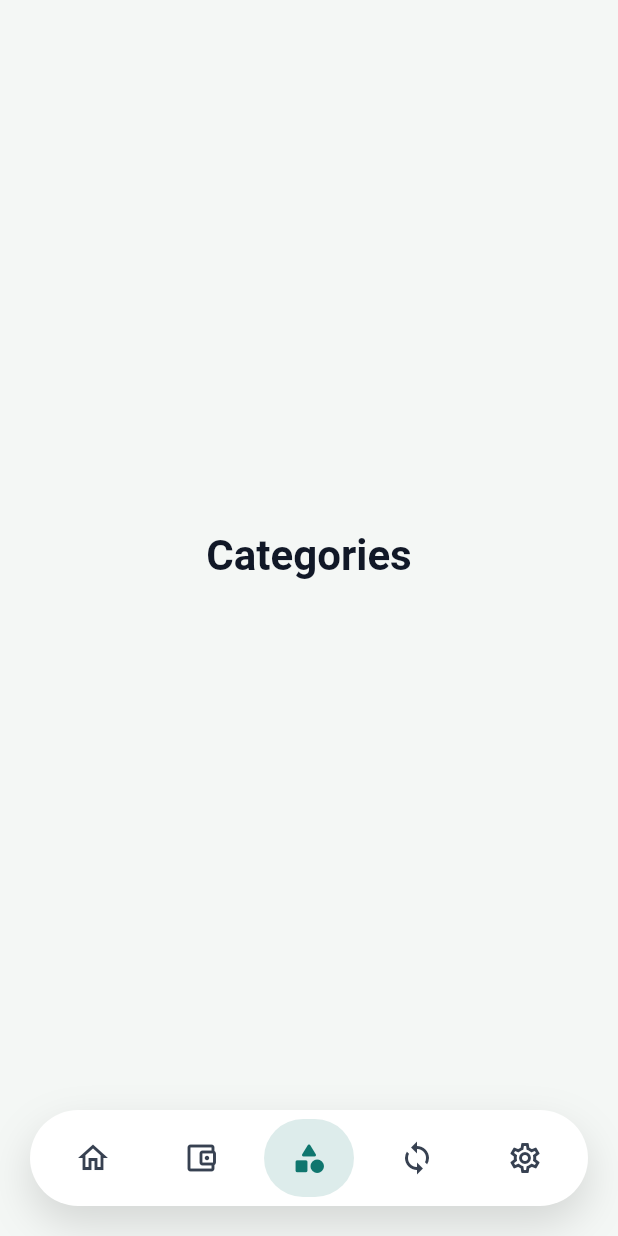
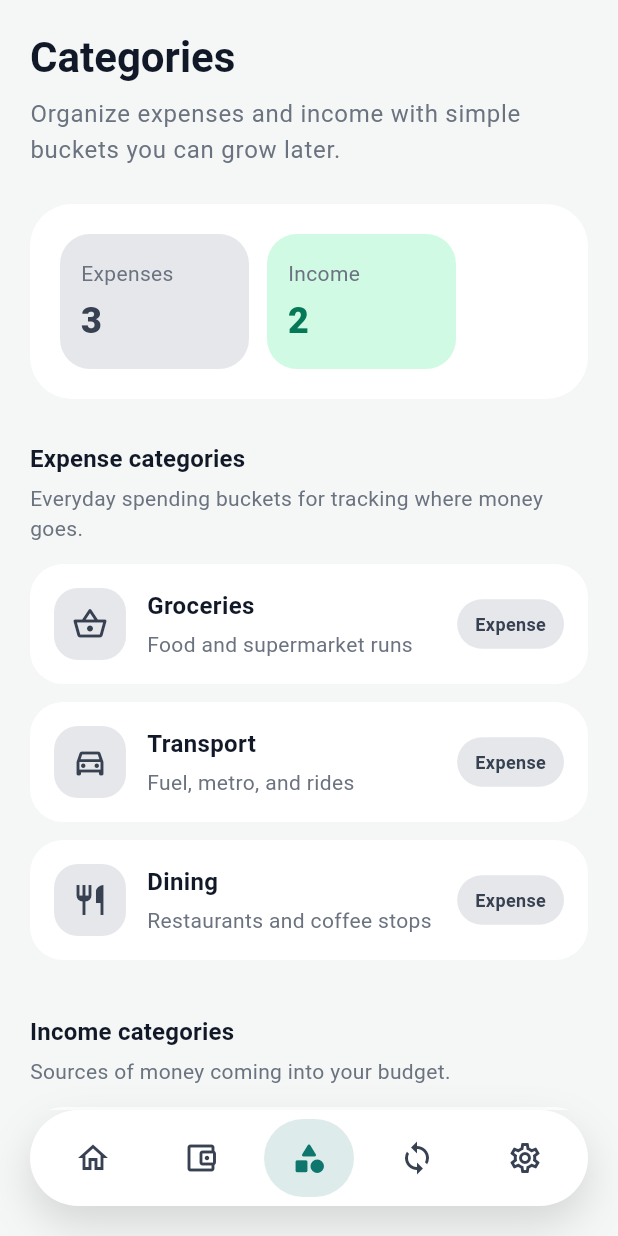
Before and after one commit to joaobartolot/expense_tracker, a Flutter app: the screen it shows after launch, item 3 of the bottom bar chosen, on a phone screen of 412 x 824 dp. Run offline on Flutter 3.47's test engine with Material 3 defaults, Android fonts, the phone set to English and light mode, and no system bars.

Commit message:
feat: add category management with in-memory repository and UI components

```diff
--- a/lib/app/app.dart
+++ b/lib/app/app.dart
@@ -1,3 +1,4 @@
+import 'package:expense_tracker/features/categories/data/in_memory_category_repository.dart';
 import 'package:expense_tracker/core/theme/app_theme.dart';
 import 'package:expense_tracker/features/home/data/in_memory_transaction_repository.dart';
 import 'package:expense_tracker/features/navigation/presentation/pages/app_shell.dart';
@@ -12,7 +13,10 @@ class ExpenseTrackerApp extends StatelessWidget {
       title: 'Expense Tracker',
       debugShowCheckedModeBanner: false,
       theme: AppTheme.light(),
-      home: AppShell(repository: InMemoryTransactionRepository()),
+      home: AppShell(
+        repository: InMemoryTransactionRepository(),
+        categoryRepository: InMemoryCategoryRepository(),
+      ),
     );
   }
 }
--- /dev/null
+++ b/lib/features/categories/data/category_repository.dart
@@ -0,0 +1,6 @@
+import 'package:expense_tracker/features/categories/domain/models/category_item.dart';
+
+abstract class CategoryRepository {
+  Future<List<CategoryItem>> getCategories();
+  Future<void> addCategory(CategoryItem category);
+}
--- /dev/null
+++ b/lib/features/categories/data/in_memory_category_repository.dart
@@ -0,0 +1,90 @@
+import 'package:expense_tracker/features/categories/data/category_repository.dart';
+import 'package:expense_tracker/features/categories/domain/models/category_item.dart';
+import 'package:flutter/material.dart';
+
+class InMemoryCategoryRepository implements CategoryRepository {
+  InMemoryCategoryRepository({List<CategoryItem>? initialCategories})
+    : _categories = initialCategories ?? _buildInitialCategories();
+
+  final List<CategoryItem> _categories;
+  int _nextMockIndex = 0;
+
+  @override
+  Future<List<CategoryItem>> getCategories() async {
+    return List.unmodifiable(_categories);
+  }
+
+  @override
+  Future<void> addCategory(CategoryItem category) async {
+    _categories.insert(0, category);
+  }
+
+  CategoryItem buildMockCategory() {
+    final mockCategory =
+        _mockCategories[_nextMockIndex % _mockCategories.length];
+    _nextMockIndex++;
+    return mockCategory;
+  }
+
+  static List<CategoryItem> _buildInitialCategories() {
+    return const [
+      CategoryItem(
+        name: 'Groceries',
+        description: 'Food and supermarket runs',
+        type: CategoryType.expense,
+        icon: Icons.shopping_basket_outlined,
+      ),
+      CategoryItem(
+        name: 'Transport',
+        description: 'Fuel, metro, and rides',
+        type: CategoryType.expense,
+        icon: Icons.directions_car_outlined,
+      ),
+      CategoryItem(
+        name: 'Dining',
+        description: 'Restaurants and coffee stops',
+        type: CategoryType.expense,
+        icon: Icons.restaurant_outlined,
+      ),
+      CategoryItem(
+        name: 'Salary',
+        description: 'Primary monthly pay',
+        type: CategoryType.income,
+        icon: Icons.payments_outlined,
+      ),
+      CategoryItem(
+        name: 'Freelance',
+        description: 'Side work and consulting',
+        type: CategoryType.income,
+        icon: Icons.laptop_mac_outlined,
+      ),
+    ];
+  }
+
+  static const List<CategoryItem> _mockCategories = [
+    CategoryItem(
+      name: 'Utilities',
+      description: 'Electricity, water, and internet',
+      type: CategoryType.expense,
+      icon: Icons.flash_on_outlined,
+    ),
+    CategoryItem(
+      name: 'Health',
+      description: 'Pharmacy and medical expenses',
+      type: CategoryType.expense,
+      icon: Icons.favorite_border,
+    ),
+    CategoryItem(
+      name: 'Bonus',
+      description: 'Performance and yearly bonuses',
+      type: CategoryType.income,
+      icon: Icons.workspace_premium_outlined,
+    ),
+    CategoryItem(
+      name: 'Investments',
+      description: 'Dividends and passive income',
+      type: CategoryType.income,
+      icon: Icons.trending_up_outlined,
+    ),
+  ];
+}
--- /dev/null
+++ b/lib/features/categories/domain/models/category_item.dart
@@ -0,0 +1,17 @@
+import 'package:flutter/material.dart';
+
+enum CategoryType { expense, income }
+
+class CategoryItem {
+  const CategoryItem({
+    required this.name,
+    required this.description,
+    required this.type,
+    required this.icon,
+  });
+
+  final String name;
+  final String description;
+  final CategoryType type;
+  final IconData icon;
+}
--- /dev/null
+++ b/lib/features/categories/presentation/pages/categories_page.dart
@@ -0,0 +1,186 @@
+import 'package:expense_tracker/core/theme/app_colors.dart';
+import 'package:expense_tracker/features/categories/data/category_repository.dart';
+import 'package:expense_tracker/features/categories/data/in_memory_category_repository.dart';
+import 'package:expense_tracker/features/categories/domain/models/category_item.dart';
+import 'package:expense_tracker/features/categories/presentation/widgets/category_section.dart';
+import 'package:flutter/material.dart';
+
+class CategoriesPage extends StatefulWidget {
+  const CategoriesPage({super.key, required this.repository});
+
+  final CategoryRepository repository;
+
+  @override
+  State<CategoriesPage> createState() => _CategoriesPageState();
+}
+
+class _CategoriesPageState extends State<CategoriesPage> {
+  List<CategoryItem> _categories = const [];
+
+  @override
+  void initState() {
+    super.initState();
+    _loadCategories();
+  }
+
+  Future<void> _loadCategories() async {
+    final categories = await widget.repository.getCategories();
+
+    if (!mounted) {
+      return;
+    }
+
+    setState(() {
+      _categories = categories;
+    });
+  }
+
+  Future<void> _addCategory() async {
+    final repository = widget.repository;
+    final category = switch (repository) {
+      InMemoryCategoryRepository repo => repo.buildMockCategory(),
+      _ => const CategoryItem(
+        name: 'New category',
+        description: 'Mock category',
+        type: CategoryType.expense,
+        icon: Icons.sell_outlined,
+      ),
+    };
+
+    await widget.repository.addCategory(category);
+    await _loadCategories();
+  }
+
+  @override
+  Widget build(BuildContext context) {
+    final theme = Theme.of(context);
+    final expenseCategories = _categories
+        .where((category) => category.type == CategoryType.expense)
+        .toList();
+    final incomeCategories = _categories
+        .where((category) => category.type == CategoryType.income)
+        .toList();
+
+    return SafeArea(
+      child: ListView(
+        padding: const EdgeInsets.fromLTRB(20, 20, 20, 32),
+        children: [
+          Text(
+            'Categories',
+            style: theme.textTheme.headlineMedium?.copyWith(
+              fontWeight: FontWeight.w700,
+              color: AppColors.textPrimary,
+            ),
+          ),
+          const SizedBox(height: 8),
+          Text(
+            'Organize expenses and income with simple buckets you can grow later.',
+            style: theme.textTheme.bodyLarge?.copyWith(
+              color: AppColors.textSecondary,
+            ),
+          ),
+          const SizedBox(height: 24),
+          Container(
+            padding: const EdgeInsets.all(20),
+            decoration: BoxDecoration(
+              color: AppColors.surface,
+              borderRadius: BorderRadius.circular(28),
+            ),
+            child: Row(
+              children: [
+                Expanded(
+                  child: _CategoryStat(
+                    label: 'Expenses',
+                    value: expenseCategories.length.toString(),
+                    accentColor: AppColors.iconMuted,
+                    backgroundColor: AppColors.expenseSurface,
+                  ),
+                ),
+                const SizedBox(width: 12),
+                Expanded(
+                  child: _CategoryStat(
+                    label: 'Income',
+                    value: incomeCategories.length.toString(),
+                    accentColor: AppColors.income,
+                    backgroundColor: AppColors.incomeSurface,
+                  ),
+                ),
+                const SizedBox(width: 12),
+                InkWell(
+                  onTap: _addCategory,
+                  borderRadius: BorderRadius.circular(20),
+                  child: Ink(
+                    padding: const EdgeInsets.all(16),
+                    decoration: BoxDecoration(
+                      color: AppColors.brand,
+                      borderRadius: BorderRadius.circular(20),
+                    ),
+                    child: const Icon(Icons.add, color: AppColors.white),
+                  ),
+                ),
+              ],
+            ),
+          ),
+          const SizedBox(height: 28),
+          CategorySection(
+            title: 'Expense categories',
+            subtitle:
+                'Everyday spending buckets for tracking where money goes.',
+            categories: expenseCategories,
+          ),
+          CategorySection(
+            title: 'Income categories',
+            subtitle: 'Sources of money coming into your budget.',
+            categories: incomeCategories,
+          ),
+        ],
+      ),
+    );
+  }
+}
+
+class _CategoryStat extends StatelessWidget {
+  const _CategoryStat({
+    required this.label,
+    required this.value,
+    required this.accentColor,
+    required this.backgroundColor,
+  });
+
+  final String label;
+  final String value;
+  final Color accentColor;
+  final Color backgroundColor;
+
+  @override
+  Widget build(BuildContext context) {
+    final theme = Theme.of(context);
+
+    return Container(
+      padding: const EdgeInsets.symmetric(horizontal: 14, vertical: 16),
+      decoration: BoxDecoration(
+        color: backgroundColor,
+        borderRadius: BorderRadius.circular(20),
+      ),
+      child: Column(
+        crossAxisAlignment: CrossAxisAlignment.start,
+        children: [
+          Text(
+            label,
+            style: theme.textTheme.bodyMedium?.copyWith(
+              color: AppColors.textSecondary,
+            ),
+          ),
+          const SizedBox(height: 6),
+          Text(
+            value,
+            style: theme.textTheme.headlineSmall?.copyWith(
+              fontWeight: FontWeight.w800,
+              color: accentColor,
+            ),
+          ),
+        ],
+      ),
+    );
+  }
+}
--- /dev/null
+++ b/lib/features/categories/presentation/widgets/category_section.dart
@@ -0,0 +1,52 @@
+import 'package:expense_tracker/core/theme/app_colors.dart';
+import 'package:expense_tracker/features/categories/domain/models/category_item.dart';
+import 'package:expense_tracker/features/categories/presentation/widgets/category_tile.dart';
+import 'package:flutter/material.dart';
+
+class CategorySection extends StatelessWidget {
+  const CategorySection({
+    super.key,
+    required this.title,
+    required this.subtitle,
+    required this.categories,
+  });
+
+  final String title;
+  final String subtitle;
+  final List<CategoryItem> categories;
+
+  @override
+  Widget build(BuildContext context) {
+    final theme = Theme.of(context);
+
+    return Padding(
+      padding: const EdgeInsets.only(bottom: 24),
+      child: Column(
+        crossAxisAlignment: CrossAxisAlignment.start,
+        children: [
+          Text(
+            title,
+            style: theme.textTheme.titleMedium?.copyWith(
+              fontWeight: FontWeight.w700,
+              color: AppColors.textPrimary,
+            ),
+          ),
+          const SizedBox(height: 4),
+          Text(
+            subtitle,
+            style: theme.textTheme.bodyMedium?.copyWith(
+              color: AppColors.textSecondary,
+            ),
+          ),
+          const SizedBox(height: 14),
+          ...categories.map(
+            (category) => Padding(
+              padding: const EdgeInsets.only(bottom: 12),
+              child: CategoryTile(category: category),
+            ),
+          ),
+        ],
+      ),
+    );
+  }
+}
--- /dev/null
+++ b/lib/features/categories/presentation/widgets/category_tile.dart
@@ -0,0 +1,82 @@
+import 'package:expense_tracker/core/theme/app_colors.dart';
+import 'package:expense_tracker/features/categories/domain/models/category_item.dart';
+import 'package:flutter/material.dart';
+
+class CategoryTile extends StatelessWidget {
+  const CategoryTile({super.key, required this.category});
+
+  final CategoryItem category;
+
+  @override
+  Widget build(BuildContext context) {
+    final isIncome = category.type == CategoryType.income;
+
+    return Container(
+      padding: const EdgeInsets.all(16),
+      decoration: BoxDecoration(
+        color: AppColors.surface,
+        borderRadius: BorderRadius.circular(22),
+      ),
+      child: Row(
+        children: [
+          Container(
+            width: 48,
+            height: 48,
+            decoration: BoxDecoration(
+              color: isIncome
+                  ? AppColors.incomeSurface
+                  : AppColors.expenseSurface,
+              borderRadius: BorderRadius.circular(16),
+            ),
+            child: Icon(
+              category.icon,
+              color: isIncome ? AppColors.income : AppColors.iconMuted,
+            ),
+          ),
+          const SizedBox(width: 14),
+          Expanded(
+            child: Column(
+              crossAxisAlignment: CrossAxisAlignment.start,
+              children: [
+                Text(
+                  category.name,
+                  style: const TextStyle(
+                    fontSize: 16,
+                    fontWeight: FontWeight.w700,
+                    color: AppColors.textPrimary,
+                  ),
+                ),
+                const SizedBox(height: 4),
+                Text(
+                  category.description,
+                  style: const TextStyle(
+                    fontSize: 14,
+                    color: AppColors.textSecondary,
+                  ),
+                ),
+              ],
+            ),
+          ),
+          const SizedBox(width: 12),
+          Container(
+            padding: const EdgeInsets.symmetric(horizontal: 12, vertical: 8),
+            decoration: BoxDecoration(
+              color: isIncome
+                  ? AppColors.incomeSurface
+                  : AppColors.expenseSurface,
+              borderRadius: BorderRadius.circular(999),
+            ),
+            child: Text(
+              isIncome ? 'Income' : 'Expense',
+              style: TextStyle(
+                fontSize: 12,
+                fontWeight: FontWeight.w700,
+                color: isIncome ? AppColors.income : AppColors.iconMuted,
+              ),
+            ),
+          ),
+        ],
+      ),
+    );
+  }
+}
--- a/lib/features/navigation/presentation/pages/app_shell.dart
+++ b/lib/features/navigation/presentation/pages/app_shell.dart
@@ -1,3 +1,5 @@
+import 'package:expense_tracker/features/categories/data/category_repository.dart';
+import 'package:expense_tracker/features/categories/presentation/pages/categories_page.dart';
 import 'package:expense_tracker/core/theme/app_colors.dart';
 import 'package:expense_tracker/features/home/data/transaction_repository.dart';
 import 'package:expense_tracker/features/home/presentation/pages/home_page.dart';
@@ -5,9 +7,14 @@ import 'package:expense_tracker/features/navigation/presentation/widgets/pill_bo
 import 'package:flutter/material.dart';
 
 class AppShell extends StatefulWidget {
-  const AppShell({super.key, required this.repository});
+  const AppShell({
+    super.key,
+    required this.repository,
+    required this.categoryRepository,
+  });
 
   final TransactionRepository repository;
+  final CategoryRepository categoryRepository;
 
   @override
   State<AppShell> createState() => _AppShellState();
@@ -19,7 +26,7 @@ class _AppShellState extends State<AppShell> {
   late final List<Widget> _pages = [
     HomePage(repository: widget.repository),
     const _PlaceholderPage(label: 'Accounts'),
-    const _PlaceholderPage(label: 'Categories'),
+    CategoriesPage(repository: widget.categoryRepository),
     const _PlaceholderPage(label: 'Recurring'),
     const _PlaceholderPage(label: 'Settings'),
   ];
```
